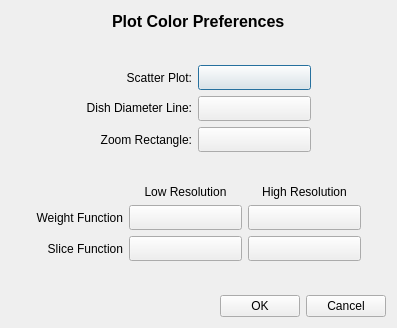
This is code/guitools/Feather/PreferencesColor.ui in radio-astro/casa as Qt 5 draws it before an edit. The edited form follows.
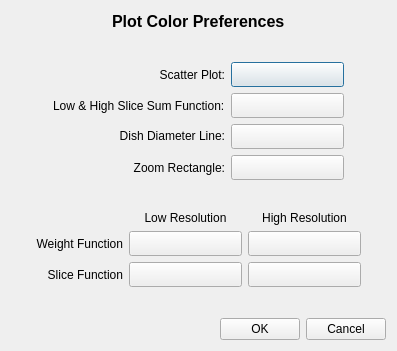
This is the edited form.

Commit message: New Development: Yes             JIRA Issue: Yes CAS-4972         Ready for Test: Yes      Interface Changes: Yes What Interface Changed: Interface changes to add new curve.          Test Programs: List test programs   Put in Release Notes: No              Module(s): Module Names change impacts.            Description: Add sum slice to Feather.

Patch:
```diff
--- a/code/guitools/Feather/PreferencesColor.ui
+++ b/code/guitools/Feather/PreferencesColor.ui
@@ -7,7 +7,7 @@
     <x>0</x>
     <y>0</y>
     <width>397</width>
-    <height>328</height>
+    <height>351</height>
    </rect>
   </property>
   <property name="windowTitle">
@@ -80,7 +80,7 @@
        </property>
        <property name="sizeHint" stdset="0">
         <size>
-         <width>18</width>
+         <width>13</width>
          <height>20</height>
         </size>
        </property>
@@ -127,6 +127,41 @@
         </widget>
        </item>
        <item row="1" column="0">
+        <widget class="QLabel" name="label_9">
+         <property name="text">
+          <string>Low &amp; High Slice Sum Function:</string>
+         </property>
+        </widget>
+       </item>
+       <item row="1" column="1">
+        <widget class="QPushButton" name="sumButton">
+         <property name="sizePolicy">
+          <sizepolicy hsizetype="Fixed" vsizetype="Fixed">
+           <horstretch>0</horstretch>
+           <verstretch>0</verstretch>
+          </sizepolicy>
+         </property>
+         <property name="minimumSize">
+          <size>
+           <width>113</width>
+           <height>25</height>
+          </size>
+         </property>
+         <property name="baseSize">
+          <size>
+           <width>113</width>
+           <height>25</height>
+          </size>
+         </property>
+         <property name="toolTip">
+          <string>Click to select a color for the points in the scatter plot.</string>
+         </property>
+         <property name="text">
+          <string/>
+         </property>
+        </widget>
+       </item>
+       <item row="2" column="0">
         <widget class="QLabel" name="label_4">
          <property name="text">
           <string>&lt;font color='black'&gt;Dish Diameter Line:&lt;/font&gt;</string>
@@ -136,7 +171,7 @@
          </property>
         </widget>
        </item>
-       <item row="1" column="1">
+       <item row="2" column="1">
         <widget class="QPushButton" name="dishDiameterColorButton">
          <property name="sizePolicy">
           <sizepolicy hsizetype="Fixed" vsizetype="Fixed">
@@ -164,7 +199,7 @@
          </property>
         </widget>
        </item>
-       <item row="2" column="0">
+       <item row="3" column="0">
         <widget class="QLabel" name="label_8">
          <property name="text">
           <string>Zoom Rectangle:</string>
@@ -174,7 +209,7 @@
          </property>
         </widget>
        </item>
-       <item row="2" column="1">
+       <item row="3" column="1">
         <widget class="QPushButton" name="zoomRectangleColorButton">
          <property name="sizePolicy">
           <sizepolicy hsizetype="Fixed" vsizetype="Fixed">
@@ -211,7 +246,7 @@
        </property>
        <property name="sizeHint" stdset="0">
         <size>
-         <width>40</width>
+         <width>17</width>
          <height>20</height>
         </size>
        </property>
```
The commit also changes 17 other files.
